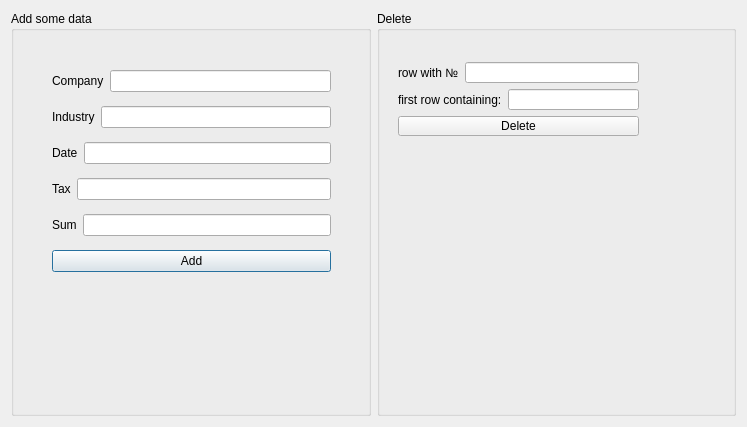
Old version of the form Lab1 log and pas/add.ui in the repository Steper2000/181-351-okunev-2sim.
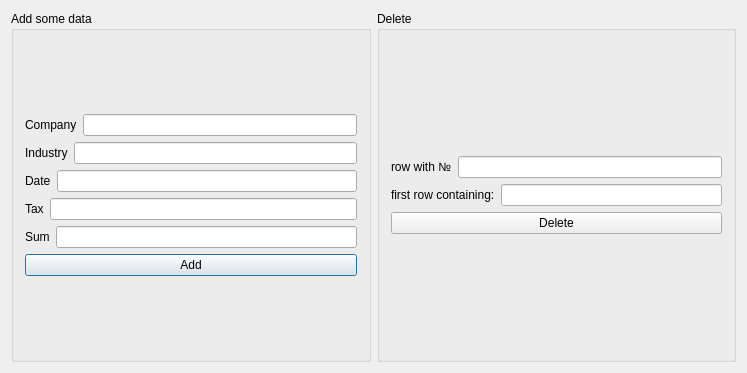
New version of the form.

Diff of the .ui file:
```diff
--- a/Lab1 log and pas/add.ui
+++ b/Lab1 log and pas/add.ui
@@ -7,7 +7,7 @@
     <x>0</x>
     <y>0</y>
     <width>747</width>
-    <height>427</height>
+    <height>373</height>
    </rect>
   </property>
   <property name="windowTitle">
@@ -19,15 +19,8 @@
      <property name="title">
       <string>Add some data</string>
      </property>
-     <widget class="QWidget" name="layoutWidget">
-      <property name="geometry">
-       <rect>
-        <x>30</x>
-        <y>40</y>
-        <width>301</width>
-        <height>241</height>
-       </rect>
-      </property>
+     <layout class="QVBoxLayout" name="verticalLayout_4">
+      <item>
       <layout class="QVBoxLayout" name="verticalLayout">
        <item>
         <layout class="QHBoxLayout" name="horizontalLayout">
@@ -110,7 +103,8 @@
         </widget>
        </item>
       </layout>
-     </widget>
+      </item>
+     </layout>
     </widget>
    </item>
    <item>
@@ -118,15 +112,8 @@
      <property name="title">
       <string>Delete</string>
      </property>
-     <widget class="QWidget" name="">
-      <property name="geometry">
-       <rect>
-        <x>10</x>
-        <y>40</y>
-        <width>263</width>
-        <height>96</height>
-       </rect>
-      </property>
+     <layout class="QVBoxLayout" name="verticalLayout_3">
+      <item>
       <layout class="QVBoxLayout" name="verticalLayout_2">
        <item>
         <layout class="QHBoxLayout" name="horizontalLayout_7">
@@ -164,7 +151,8 @@
         </widget>
        </item>
       </layout>
-     </widget>
+      </item>
+     </layout>
     </widget>
    </item>
   </layout>
```
Lines whose indentation alone changed are shown as unchanged.
